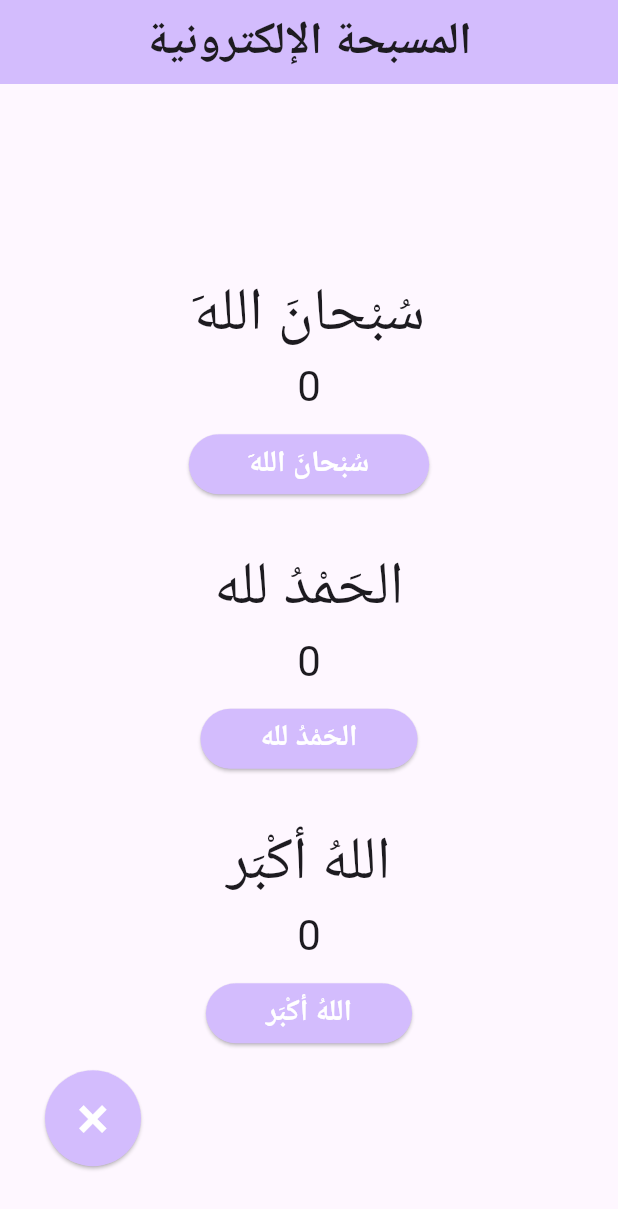
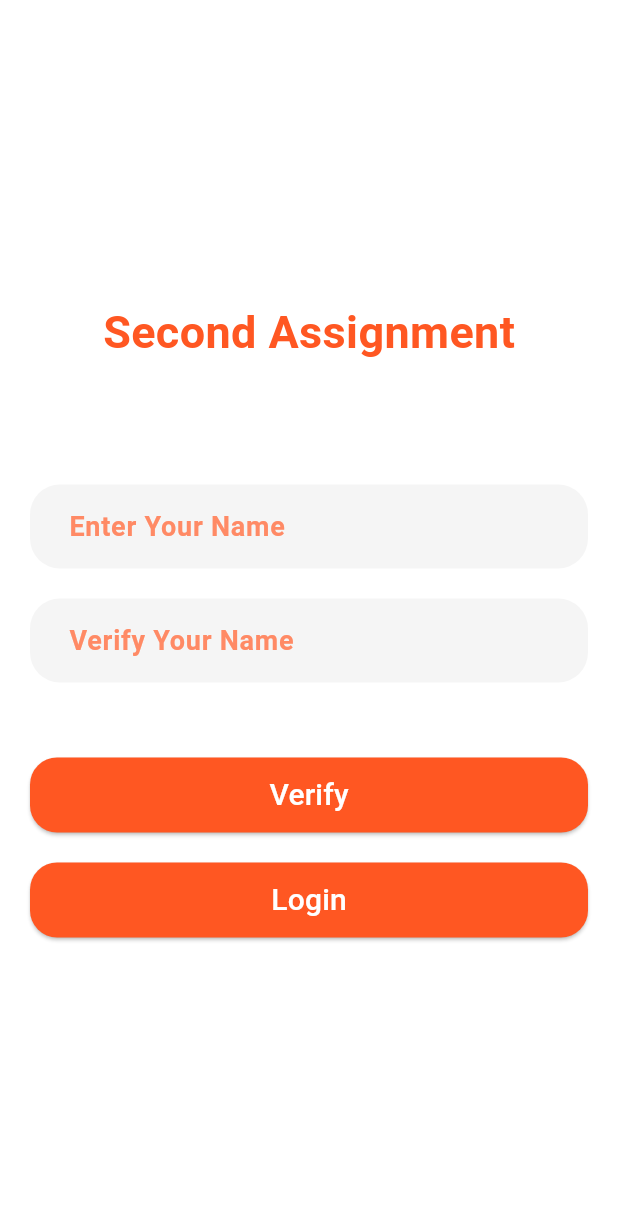
Before and after one commit to HeyamBaatwah/first_flutter_task, a Flutter app: the screen it shows after launch, on a phone screen of 412 x 824 dp. Shown: the top 1209 px of the screen. Run offline on Flutter 3.47's test engine with Material 3 defaults, Android fonts, the phone set to English and light mode, and no system bars.

Commit message:
TextField

```diff
--- /dev/null
+++ b/lib/homePage.dart
@@ -0,0 +1,16 @@
+import 'package:flutter/material.dart';
+
+class HomePage extends StatelessWidget {
+  final String name;
+  const HomePage({super.key, required this.name});
+
+  @override
+  Widget build(BuildContext context) {
+    return Scaffold(
+      appBar: AppBar(title: Text('Home Page', style: TextStyle(color: Colors.white, fontSize: 30, fontWeight: FontWeight.bold),), backgroundColor: Colors.deepOrange, foregroundColor: Colors.white,),
+      body: Center(
+        child: Text('Hi $name', style: TextStyle(color: Colors.deepOrange, fontSize: 40, fontWeight: FontWeight.bold),),
+      ),
+    );
+  }
+}
--- /dev/null
+++ b/lib/loginPage.dart
@@ -0,0 +1,114 @@
+import 'package:first_task/homePage.dart';
+import 'package:flutter/material.dart';
+
+class LoginPage extends StatefulWidget {
+  const LoginPage({super.key});
+
+  @override
+  State<LoginPage> createState() => _LoginPageState();
+}
+
+class _LoginPageState extends State<LoginPage> {
+  final TextEditingController _controller1 = TextEditingController();
+  final TextEditingController _controller2 = TextEditingController();
+
+  void verify() {
+    setState(() {
+      _controller2.text = _controller1.text;
+    });
+  }
+  void login() {
+    Navigator.push(context, MaterialPageRoute(builder: (context) => HomePage(name: _controller1.text,)));
+  }
+
+  @override
+  Widget build(BuildContext context) {
+    return Scaffold(
+      backgroundColor: Colors.white,
+      body: Padding(
+        padding: const EdgeInsets.only(left: 20, right: 20, top: 200),
+        child: Column(
+          crossAxisAlignment: CrossAxisAlignment.center,
+          children: [
+            Text('Second Assignment', style: TextStyle(color: Colors.deepOrange, fontSize: 30, fontWeight: FontWeight.bold),),
+            SizedBox(height: 80,),
+            CustomField(controller: _controller1, label: 'Enter Your Name', mode: false,),
+            SizedBox(height: 20,),
+            CustomField(controller: _controller2, label: 'Verify Your Name', mode: true,),
+            SizedBox(height: 50,),
+            CustomButton(title: 'Verify', action: verify),
+            SizedBox(height: 20,),
+            CustomButton(title: 'Login', action: login),
+          ],
+        ),
+      ),
+    );
+  }
+}
+
+class CustomField extends StatelessWidget {
+  final TextEditingController controller;
+  final String label;
+  final bool mode;
+  const CustomField({
+    super.key,
+    required this.controller,
+    required this.label,
+    required this.mode
+  });
+
+  @override
+  Widget build(BuildContext context) {
+    return TextField(
+      controller: controller,
+      readOnly: mode,
+      decoration: InputDecoration(
+        label: Padding(
+          padding: const EdgeInsets.only(left: 10),
+          child: Text(label, style: TextStyle(color: Colors.deepOrange.shade300, fontSize: 18, fontWeight: FontWeight.bold),),
+        ),
+        filled: true,
+        fillColor: Colors.grey.shade100,
+        enabledBorder: OutlineInputBorder(
+          borderRadius: BorderRadius.circular(20),
+          borderSide: BorderSide.none
+        ),
+        focusedBorder: OutlineInputBorder(
+            borderRadius: BorderRadius.circular(20),
+            borderSide: BorderSide(color: Colors.deepOrange, width: 3)
+        ),
+      ),
+    );
+  }
+}
+class CustomButton extends StatelessWidget {
+  final String title;
+  final Function action;
+  const CustomButton({
+    super.key,
+    required this.title,
+    required this.action,
+  });
+
+  @override
+  Widget build(BuildContext context) {
+    return SizedBox(
+      width: double.infinity,
+      height: 50,
+      child: ElevatedButton(
+        onPressed: () {
+          action();
+        },
+        style: ElevatedButton.styleFrom(
+          backgroundColor: Colors.deepOrange,
+          foregroundColor: Colors.white,
+          shape: RoundedRectangleBorder(
+            borderRadius: BorderRadius.circular(18),
+          ),
+
+        ),
+        child: Text(title, style: TextStyle(color: Colors.white, fontSize: 20),),
+      ),
+    );
+  }
+}
--- a/lib/main.dart
+++ b/lib/main.dart
@@ -1,3 +1,4 @@
+import 'package:first_task/loginPage.dart';
 import 'package:flutter/material.dart';
 
 void main() {
@@ -10,131 +11,10 @@ class MyApp extends StatelessWidget {
   @override
   Widget build(BuildContext context) {
     return MaterialApp(
-      title: 'المسبحة الإلكترونية',
-      theme: ThemeData(
+      title: 'TextField',
+      debugShowCheckedModeBanner: false,
 
-        colorScheme: ColorScheme.fromSeed(seedColor: Colors.deepPurple),
-      ),
-      home: const MyHomePage(title: 'المسبحة الإلكترونية'),
+      home: LoginPage(),
     );
   }
 }
-
-class MyHomePage extends StatefulWidget {
-  const MyHomePage({super.key, required this.title});
-
-
-  final String title;
-
-  @override
-  State<MyHomePage> createState() => _MyHomePageState();
-}
-
-class Adhkar {
-  Adhkar(this.dhikr);
-  String dhikr;
-  int _counter = 0;
-}
-
-class _MyHomePageState extends State<MyHomePage> {
-  List<Adhkar> adhkar = [Adhkar('ََسُبْحانَ الله'),Adhkar('الحَمْدُ لله'),Adhkar('اللهُ أكْبَر')];
-
-  void _incrementCounter(Adhkar dhikr) {
-    setState(() {
-      dhikr._counter++;
-    });
-  }
-
-  @override
-  Widget build(BuildContext context) {
-
-    return Scaffold(
-      appBar: AppBar(
-        backgroundColor: Theme.of(context).colorScheme.inversePrimary,
-        title: Center(child: Text(widget.title, style: TextStyle(fontSize: 30, fontWeight: FontWeight.bold),),),
-      ),
-      body: Stack(
-        alignment: Alignment.centerLeft,
-        children: [
-          Center(
-            child: Column(
-              mainAxisAlignment: MainAxisAlignment.center,
-              children: [
-                buildCounter(adhkar[0]),
-                SizedBox(height: 30,),
-                buildCounter(adhkar[1]),
-                SizedBox(height: 30,),
-                buildCounter(adhkar[2])
-              ]
-            ),
-          ),
-          Positioned(
-            bottom: 30,
-            left: 30,
-            child: ElevatedButton(
-              onPressed: () {
-                setState(() {
-                  for(Adhkar i in adhkar) {
-                    i._counter = 0;
-                  }
-                });
-              },
-              style: ElevatedButton.styleFrom(
-                  backgroundColor: Theme.of(context).colorScheme.inversePrimary,
-                  foregroundColor: Colors.white,
-                  padding: EdgeInsets.all(20),
-                  shape: CircleBorder()
-              ),
-              child: Text(
-                '×',
-                style: TextStyle(
-                  fontSize: 40,
-                ),
-              ),
-            ),
-          ),
-        ],
-      ),
-    );
-  }
-
-  Column buildCounter(Adhkar dhikr) {
-    return Column(
-      children: [
-        Text(
-          dhikr.dhikr,
-          style: TextStyle(
-              fontSize: 40
-          ),
-        ),
-        Padding(
-          padding: const EdgeInsets.only(bottom: 10),
-          child: Text(
-            '${dhikr._counter}',
-            style: Theme.of(context).textTheme.headlineMedium,
-          ),
-        ),
-        ElevatedButton(
-            onPressed: () {
-              _incrementCounter(dhikr);
-            },
-            style: ElevatedButton.styleFrom(
-                backgroundColor: Theme.of(context).colorScheme.inversePrimary,
-                foregroundColor: Colors.white,
-                padding: EdgeInsets.symmetric(horizontal: 40, vertical: 0),
-                shape: RoundedRectangleBorder(
-                    borderRadius: BorderRadius.circular(20)
-                )
-            ),
-            child: Text(
-              dhikr.dhikr,
-              style: TextStyle(
-                  fontSize: 20,
-                  fontWeight: FontWeight.bold
-              ),
-            )
-        ),
-      ],
-    );
-  }
-}
```
